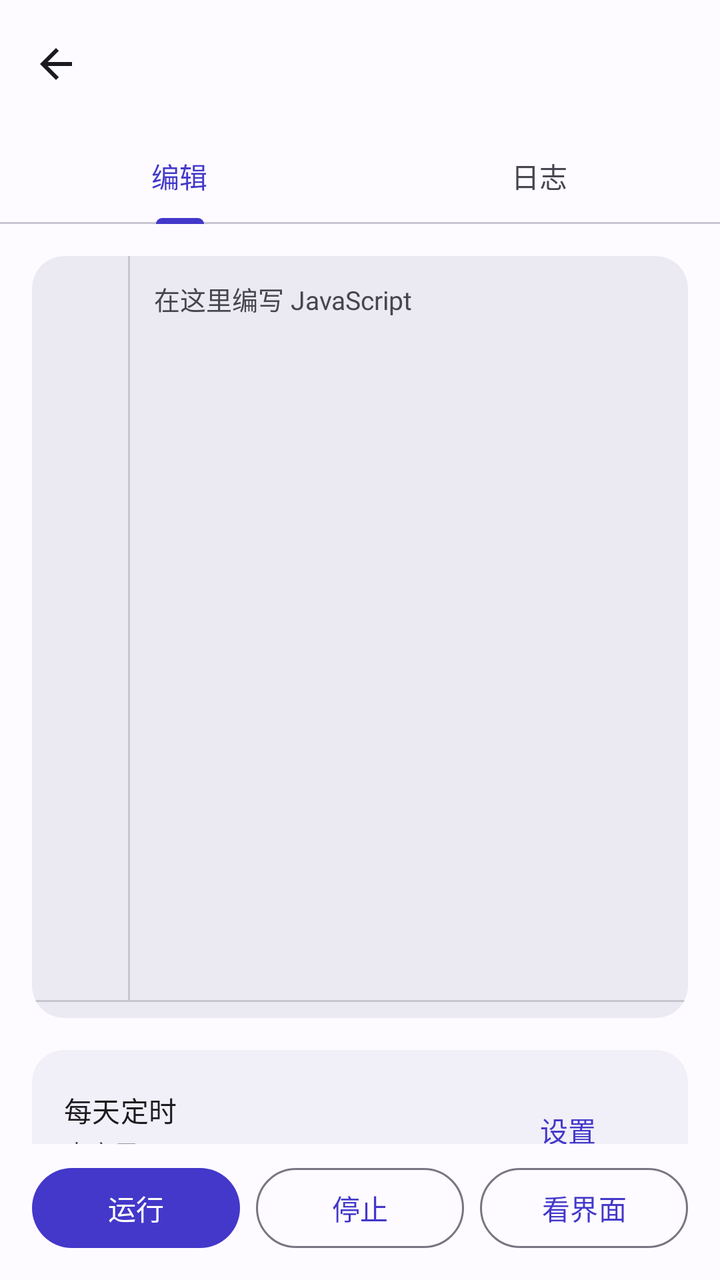
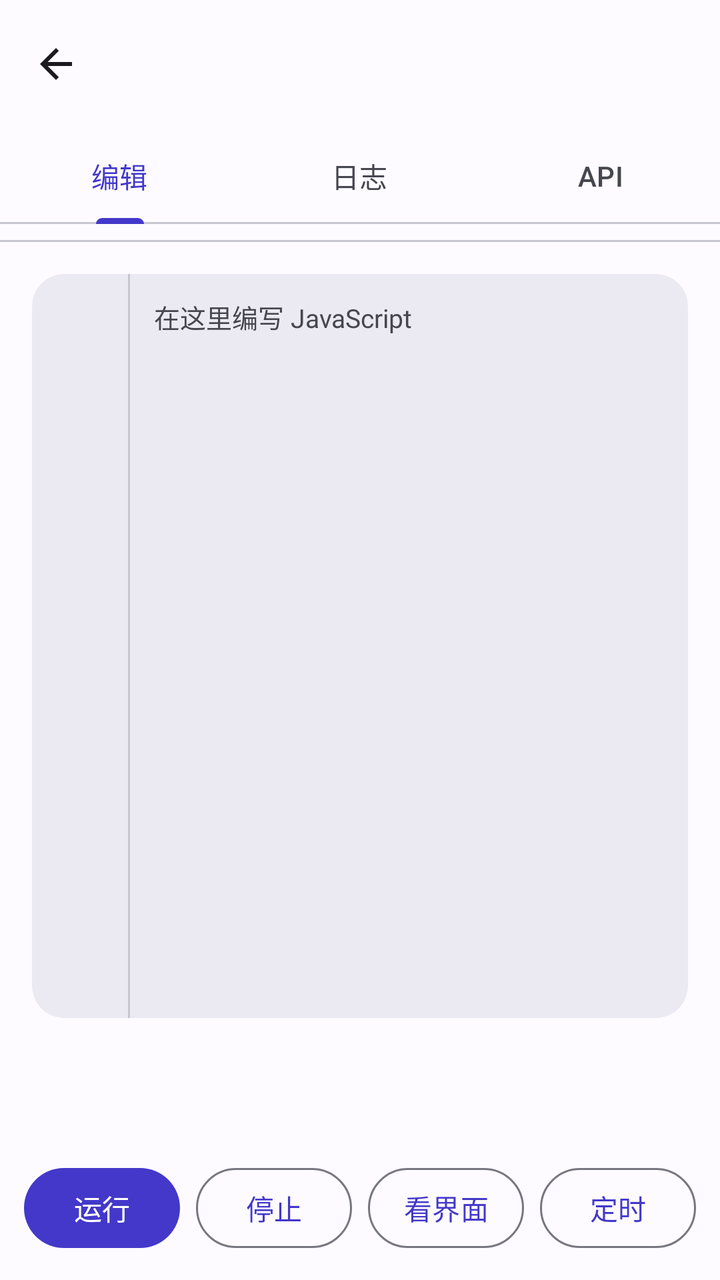

Compare the two renders of this Android layout. The source of the first and the diff that turns it into the second are given below.
<!-- AndroidManifest.xml: application theme Theme.MicroAuto -->
<!-- res/layout/activity_editor.xml -->
<?xml version="1.0" encoding="utf-8"?>
<androidx.coordinatorlayout.widget.CoordinatorLayout xmlns:android="http://schemas.android.com/apk/res/android"
    xmlns:app="http://schemas.android.com/apk/res-auto"
    xmlns:tools="http://schemas.android.com/tools"
    android:id="@+id/root"
    android:layout_width="match_parent"
    android:layout_height="match_parent">

    <LinearLayout
        android:layout_width="match_parent"
        android:layout_height="match_parent"
        android:orientation="vertical">

        <com.google.android.material.appbar.MaterialToolbar
            android:id="@+id/toolbar"
            android:layout_width="match_parent"
            android:layout_height="?attr/actionBarSize"
            app:navigationIcon="@drawable/ic_arrow_back"
            app:navigationIconTint="?attr/colorOnSurface"
            app:titleTextAppearance="?attr/textAppearanceTitleLarge" />

        <com.google.android.material.tabs.TabLayout
            android:id="@+id/editorTabs"
            android:layout_width="match_parent"
            android:layout_height="wrap_content"
            app:tabMode="fixed">

            <com.google.android.material.tabs.TabItem
                android:layout_width="wrap_content"
                android:layout_height="wrap_content"
                android:text="@string/editor_tab_code" />

            <com.google.android.material.tabs.TabItem
                android:layout_width="wrap_content"
                android:layout_height="wrap_content"
                android:text="@string/editor_tab_log" />
        </com.google.android.material.tabs.TabLayout>

        <com.google.android.material.progressindicator.LinearProgressIndicator
            android:id="@+id/runProgress"
            android:layout_width="match_parent"
            android:layout_height="wrap_content"
            android:indeterminate="true"
            android:visibility="gone"
            app:indicatorColor="?attr/colorPrimary"
            app:trackColor="?attr/colorSurfaceContainerHighest"
            app:trackThickness="3dp" />

        <androidx.core.widget.NestedScrollView
            android:id="@+id/editorPage"
            android:layout_width="match_parent"
            android:layout_height="0dp"
            android:layout_weight="1"
            android:fillViewport="true">

            <LinearLayout
                android:layout_width="match_parent"
                android:layout_height="wrap_content"
                android:orientation="vertical"
                android:padding="16dp">

                <com.google.android.material.card.MaterialCardView
                    style="@style/Widget.MicroAuto.Card.High"
                    android:layout_width="match_parent"
                    android:layout_height="wrap_content">

                    <LinearLayout
                        android:layout_width="match_parent"
                        android:layout_height="wrap_content"
                        android:orientation="vertical">

                        <LinearLayout
                            android:layout_width="match_parent"
                            android:layout_height="wrap_content"
                            android:orientation="horizontal">

                            <TextView
                                android:id="@+id/lineNumbers"
                                android:layout_width="48dp"
                                android:layout_height="wrap_content"
                                android:fontFamily="@font/jetbrains_mono_regular"
                                android:gravity="top|end"
                                android:includeFontPadding="false"
                                android:lineSpacingExtra="2dp"
                                android:minLines="20"
                                android:paddingStart="8dp"
                                android:paddingTop="12dp"
                                android:paddingEnd="8dp"
                                android:paddingBottom="12dp"
                                android:textColor="?attr/colorOnSurfaceVariant"
                                android:textSize="13sp" />

                            <View
                                android:layout_width="1dp"
                                android:layout_height="match_parent"
                                android:background="?attr/colorOutlineVariant" />

                            <HorizontalScrollView
                                android:layout_width="0dp"
                                android:layout_height="wrap_content"
                                android:layout_weight="1"
                                android:fillViewport="true"
                                android:scrollbars="none">

                                <EditText
                                    android:id="@+id/scriptEditor"
                                    android:layout_width="wrap_content"
                                    android:layout_height="wrap_content"
                                    android:background="@android:color/transparent"
                                    android:fontFamily="@font/jetbrains_mono_regular"
                                    android:fontFeatureSettings="'liga' 0, 'calt' 0"
                                    android:gravity="top|start"
                                    android:hint="@string/editor_hint"
                                    android:importantForAutofill="no"
                                    android:includeFontPadding="false"
                                    android:inputType="textMultiLine|textNoSuggestions"
                                    android:lineSpacingExtra="2dp"
                                    android:minLines="20"
                                    android:paddingStart="12dp"
                                    android:paddingTop="12dp"
                                    android:paddingEnd="12dp"
                                    android:paddingBottom="12dp"
                                    android:scrollHorizontally="true"
                                    android:textColor="?attr/colorOnSurface"
                                    android:textColorHint="?attr/colorOnSurfaceVariant"
                                    android:textSize="13sp" />
                            </HorizontalScrollView>
                        </LinearLayout>

                        <View
                            android:layout_width="match_parent"
                            android:layout_height="1dp"
                            android:background="?attr/colorOutlineVariant" />

                        <HorizontalScrollView
                            android:layout_width="match_parent"
                            android:layout_height="wrap_content"
                            android:scrollbars="none">

                            <LinearLayout
                                android:id="@+id/symbolBar"
                                android:layout_width="wrap_content"
                                android:layout_height="wrap_content"
                                android:orientation="horizontal"
                                android:paddingStart="4dp"
                                android:paddingTop="4dp"
                                android:paddingEnd="4dp"
                                android:paddingBottom="4dp" />
                        </HorizontalScrollView>
                    </LinearLayout>
                </com.google.android.material.card.MaterialCardView>

                <com.google.android.material.card.MaterialCardView
                    style="@style/Widget.MicroAuto.Card"
                    android:layout_width="match_parent"
                    android:layout_height="wrap_content"
                    android:layout_marginTop="16dp">

                    <LinearLayout
                        android:layout_width="match_parent"
                        android:layout_height="wrap_content"
                        android:gravity="center_vertical"
                        android:orientation="horizontal"
                        android:padding="16dp">

                        <LinearLayout
                            android:layout_width="0dp"
                            android:layout_height="wrap_content"
                            android:layout_weight="1"
                            android:orientation="vertical">

                            <TextView
                                android:layout_width="wrap_content"
                                android:layout_height="wrap_content"
                                android:text="@string/schedule_title"
                                android:textAppearance="?attr/textAppearanceTitleSmall" />

                            <TextView
                                android:id="@+id/scheduleSummary"
                                android:layout_width="wrap_content"
                                android:layout_height="wrap_content"
                                android:layout_marginTop="2dp"
                                android:text="@string/schedule_not_enabled"
                                android:textAppearance="?attr/textAppearanceBodySmall"
                                android:textColor="?attr/colorOnSurfaceVariant" />
                        </LinearLayout>

                        <com.google.android.material.button.MaterialButton
                            android:id="@+id/btnSchedule"
                            style="@style/Widget.Material3.Button.TextButton"
                            android:layout_width="wrap_content"
                            android:layout_height="wrap_content"
                            android:text="@string/action_set" />
                    </LinearLayout>
                </com.google.android.material.card.MaterialCardView>
            </LinearLayout>
        </androidx.core.widget.NestedScrollView>

        <LinearLayout
            android:id="@+id/logPage"
            android:layout_width="match_parent"
            android:layout_height="0dp"
            android:layout_weight="1"
            android:orientation="vertical"
            android:padding="16dp"
            android:visibility="gone">

            <com.google.android.material.card.MaterialCardView
                style="@style/Widget.MicroAuto.Card"
                android:layout_width="match_parent"
                android:layout_height="match_parent">

                <LinearLayout
                    android:layout_width="match_parent"
                    android:layout_height="match_parent"
                    android:orientation="vertical"
                    android:padding="16dp">

                    <TextView
                        android:layout_width="wrap_content"
                        android:layout_height="wrap_content"
                        android:text="@string/run_log_title"
                        android:textAppearance="?attr/textAppearanceTitleSmall" />

                    <FrameLayout
                        android:layout_width="match_parent"
                        android:layout_height="0dp"
                        android:layout_marginTop="8dp"
                        android:layout_weight="1">

                        <ScrollView
                            android:id="@+id/logScroll"
                            android:layout_width="match_parent"
                            android:layout_height="match_parent"
                            android:background="@drawable/bg_log"
                            android:padding="12dp"
                            android:scrollbars="vertical">

                            <TextView
                                android:id="@+id/logText"
                                android:layout_width="match_parent"
                                android:layout_height="wrap_content"
                                android:fontFamily="@font/jetbrains_mono_regular"
                                android:fontFeatureSettings="'liga' 0, 'calt' 0"
                                android:textColor="?attr/colorOnSurface"
                                android:textIsSelectable="true"
                                android:textSize="13sp" />
                        </ScrollView>

                        <LinearLayout
                            android:id="@+id/logEmpty"
                            android:layout_width="match_parent"
                            android:layout_height="match_parent"
                            android:gravity="center"
                            android:orientation="vertical"
                            android:padding="24dp"
                            tools:ignore="UseCompoundDrawables">

                            <ImageView
                                android:layout_width="52dp"
                                android:layout_height="52dp"
                                android:layout_marginBottom="12dp"
                                android:alpha="0.6"
                                android:importantForAccessibility="no"
                                android:src="@drawable/ic_code"
                                app:tint="?attr/colorOnSurfaceVariant" />

                            <TextView
                                android:layout_width="wrap_content"
                                android:layout_height="wrap_content"
                                android:gravity="center"
                                android:text="@string/run_log_empty"
                                android:textAppearance="?attr/textAppearanceBodyMedium"
                                android:textColor="?attr/colorOnSurfaceVariant" />
                        </LinearLayout>
                    </FrameLayout>
                </LinearLayout>
            </com.google.android.material.card.MaterialCardView>
        </LinearLayout>

        <LinearLayout
            android:layout_width="match_parent"
            android:layout_height="wrap_content"
            android:orientation="horizontal"
            android:paddingStart="16dp"
            android:paddingTop="8dp"
            android:paddingEnd="16dp"
            android:paddingBottom="12dp">

            <com.google.android.material.button.MaterialButton
                android:id="@+id/btnRun"
                android:layout_width="0dp"
                android:layout_height="wrap_content"
                android:layout_weight="1"
                android:text="@string/action_run" />

            <com.google.android.material.button.MaterialButton
                android:id="@+id/btnStop"
                style="@style/Widget.Material3.Button.OutlinedButton"
                android:layout_width="0dp"
                android:layout_height="wrap_content"
                android:layout_marginStart="8dp"
                android:layout_weight="1"
                android:text="@string/action_stop" />

            <com.google.android.material.button.MaterialButton
                android:id="@+id/btnDump"
                style="@style/Widget.Material3.Button.OutlinedButton"
                android:layout_width="0dp"
                android:layout_height="wrap_content"
                android:layout_marginStart="8dp"
                android:layout_weight="1"
                android:text="@string/action_dump" />
        </LinearLayout>
    </LinearLayout>
</androidx.coordinatorlayout.widget.CoordinatorLayout>
<!-- resources referenced by this layout -->
<resources>
  <!-- drawable bg_log (drawable) -->
  <?xml version="1.0" encoding="utf-8"?>
  <shape xmlns:android="http://schemas.android.com/apk/res/android"
      android:shape="rectangle">
      <solid android:color="?attr/colorSurfaceContainerHighest" />
      <corners android:radius="12dp" />
  </shape>
  <!-- drawable ic_arrow_back (drawable) -->
  <vector xmlns:android="http://schemas.android.com/apk/res/android"
      android:width="24dp"
      android:height="24dp"
      android:viewportWidth="24"
      android:viewportHeight="24">
      <path
          android:fillColor="#FFFFFFFF"
          android:pathData="M20,11H7.83l5.59,-5.59L12,4l-8,8 8,8 1.41,-1.41L7.83,13H20v-2z" />
  </vector>
  <!-- drawable ic_code (drawable) -->
  <vector xmlns:android="http://schemas.android.com/apk/res/android"
      android:width="24dp"
      android:height="24dp"
      android:viewportWidth="24"
      android:viewportHeight="24">
      <path
          android:fillColor="#FFFFFFFF"
          android:pathData="M9.4,16.6 L4.8,12 L9.4,7.4 L8,6 L2,12 L8,18 Z M14.6,16.6 L19.2,12 L14.6,7.4 L16,6 L22,12 L16,18 Z" />
  </vector>
  <string name="action_dump">看界面</string>
  <string name="action_run">运行</string>
  <string name="action_set">设置</string>
  <string name="action_stop">停止</string>
  <string name="editor_hint">在这里编写 JavaScript</string>
  <string name="editor_tab_code">编辑</string>
  <string name="editor_tab_log">日志</string>
  <string name="run_log_empty">运行脚本后，日志会显示在这里</string>
  <string name="run_log_title">运行日志（最近一次）</string>
  <string name="schedule_not_enabled">未启用</string>
  <string name="schedule_title">每天定时</string>
  <style name="Widget.MicroAuto.Card" parent="Widget.Material3.CardView.Filled">
          <item name="cardCornerRadius">16dp</item>
          <item name="cardElevation">0dp</item>
          <item name="strokeWidth">0dp</item>
          <item name="cardBackgroundColor">?attr/colorSurfaceContainer</item>
      </style>
  <style name="Widget.MicroAuto.Card.High">
          <item name="cardBackgroundColor">?attr/colorSurfaceContainerHigh</item>
      </style>
  <color name="md_primary">#4338CA</color>
  <color name="md_on_primary">#FFFFFF</color>
  <color name="md_primary_container">#E0E0FF</color>
  <color name="md_on_primary_container">#12005E</color>
  <color name="md_secondary">#0369A1</color>
  <color name="md_on_secondary">#FFFFFF</color>
  <color name="md_secondary_container">#CFE9FF</color>
  <color name="md_on_secondary_container">#001E2F</color>
  <color name="md_tertiary">#0E7490</color>
  <color name="md_on_tertiary">#FFFFFF</color>
  <color name="md_tertiary_container">#CFFAFE</color>
  <color name="md_on_tertiary_container">#00363D</color>
  <color name="md_background">#FDFBFF</color>
  <color name="md_on_background">#1B1B1F</color>
  <color name="md_surface">#FDFBFF</color>
  <color name="md_on_surface">#1B1B1F</color>
  <color name="md_surface_variant">#E3E1EC</color>
  <color name="md_on_surface_variant">#46464F</color>
  <color name="md_outline">#777680</color>
  <color name="md_outline_variant">#C7C5D0</color>
  <color name="md_surface_container_lowest">#FFFFFF</color>
  <color name="md_surface_container_low">#F7F5FB</color>
  <color name="md_surface_container">#F1EFF7</color>
  <color name="md_surface_container_high">#EBE9F2</color>
  <color name="md_surface_container_highest">#E5E3EC</color>
  <color name="md_error">#BA1A1A</color>
  <color name="md_on_error">#FFFFFF</color>
  <color name="md_error_container">#FFDAD6</color>
  <color name="md_on_error_container">#410002</color>
  <!-- unchanged entries left out for length: 1 -->
</resources>

<!-- the commit's change to res/layout/activity_editor.xml (unified diff, before → after) -->
@@ -34,6 +34,11 @@
                 android:layout_width="wrap_content"
                 android:layout_height="wrap_content"
                 android:text="@string/editor_tab_log" />
+
+            <com.google.android.material.tabs.TabItem
+                android:layout_width="wrap_content"
+                android:layout_height="wrap_content"
+                android:text="@string/editor_tab_api" />
         </com.google.android.material.tabs.TabLayout>
 
         <com.google.android.material.progressindicator.LinearProgressIndicator
@@ -46,28 +51,59 @@
             app:trackColor="?attr/colorSurfaceContainerHighest"
             app:trackThickness="3dp" />
 
-        <androidx.core.widget.NestedScrollView
+        <LinearLayout
             android:id="@+id/editorPage"
             android:layout_width="match_parent"
             android:layout_height="0dp"
             android:layout_weight="1"
-            android:fillViewport="true">
+            android:orientation="vertical"
+            tools:ignore="NestedWeights">
 
             <LinearLayout
+                android:id="@+id/symbolBarContainer"
                 android:layout_width="match_parent"
                 android:layout_height="wrap_content"
-                android:orientation="vertical"
-                android:padding="16dp">
-
-                <com.google.android.material.card.MaterialCardView
-                    style="@style/Widget.MicroAuto.Card.High"
-                    android:layout_width="match_parent"
-                    android:layout_height="wrap_content">
+                android:orientation="vertical">
+
+                <HorizontalScrollView
+                    android:layout_width="match_parent"
+                    android:layout_height="wrap_content"
+                    android:scrollbars="none">
 
                     <LinearLayout
+                        android:id="@+id/symbolBar"
+                        android:layout_width="wrap_content"
+                        android:layout_height="wrap_content"
+                        android:orientation="horizontal"
+                        android:paddingStart="8dp"
+                        android:paddingTop="4dp"
+                        android:paddingEnd="8dp"
+                        android:paddingBottom="4dp" />
+                </HorizontalScrollView>
+
+                <View
+                    android:layout_width="match_parent"
+                    android:layout_height="1dp"
+                    android:background="?attr/colorOutlineVariant" />
+            </LinearLayout>
+
+            <androidx.core.widget.NestedScrollView
+                android:id="@+id/editorScroll"
+                android:layout_width="match_parent"
+                android:layout_height="0dp"
+                android:layout_weight="1"
+                android:fillViewport="true">
+
+                <LinearLayout
+                    android:layout_width="match_parent"
+                    android:layout_height="wrap_content"
+                    android:orientation="vertical"
+                    android:padding="16dp">
+
+                    <com.google.android.material.card.MaterialCardView
+                        style="@style/Widget.MicroAuto.Card.High"
                         android:layout_width="match_parent"
-                        android:layout_height="wrap_content"
-                        android:orientation="vertical">
+                        android:layout_height="wrap_content">
 
                         <LinearLayout
                             android:layout_width="match_parent"
@@ -126,75 +162,10 @@
                                     android:textSize="13sp" />
                             </HorizontalScrollView>
                         </LinearLayout>
-
-                        <View
-                            android:layout_width="match_parent"
-                            android:layout_height="1dp"
-                            android:background="?attr/colorOutlineVariant" />
-
-                        <HorizontalScrollView
-                            android:layout_width="match_parent"
-                            android:layout_height="wrap_content"
-                            android:scrollbars="none">
-
-                            <LinearLayout
-                                android:id="@+id/symbolBar"
-                                android:layout_width="wrap_content"
-                                android:layout_height="wrap_content"
-                                android:orientation="horizontal"
-                                android:paddingStart="4dp"
-                                android:paddingTop="4dp"
-                                android:paddingEnd="4dp"
-                                android:paddingBottom="4dp" />
-                        </HorizontalScrollView>
-                    </LinearLayout>
-                </com.google.android.material.card.MaterialCardView>
-
-                <com.google.android.material.card.MaterialCardView
-                    style="@style/Widget.MicroAuto.Card"
-                    android:layout_width="match_parent"
-                    android:layout_height="wrap_content"
-                    android:layout_marginTop="16dp">
-
-                    <LinearLayout
-                        android:layout_width="match_parent"
-                        android:layout_height="wrap_content"
-                        android:gravity="center_vertical"
-                        android:orientation="horizontal"
-                        android:padding="16dp">
-
-                        <LinearLayout
-                            android:layout_width="0dp"
-                            android:layout_height="wrap_content"
-                            android:layout_weight="1"
-                            android:orientation="vertical">
-
-                            <TextView
-                                android:layout_width="wrap_content"
-                                android:layout_height="wrap_content"
-                                android:text="@string/schedule_title"
-                                android:textAppearance="?attr/textAppearanceTitleSmall" />
-
-                            <TextView
-                                android:id="@+id/scheduleSummary"
-                                android:layout_width="wrap_content"
-                                android:layout_height="wrap_content"
-                                android:layout_marginTop="2dp"
-                                android:text="@string/schedule_not_enabled"
-                                android:textAppearance="?attr/textAppearanceBodySmall"
-                                android:textColor="?attr/colorOnSurfaceVariant" />
-                        </LinearLayout>
-
-                        <com.google.android.material.button.MaterialButton
-                            android:id="@+id/btnSchedule"
-                            style="@style/Widget.Material3.Button.TextButton"
-                            android:layout_width="wrap_content"
-                            android:layout_height="wrap_content"
-                            android:text="@string/action_set" />
-                    </LinearLayout>
-                </com.google.android.material.card.MaterialCardView>
-            </LinearLayout>
-        </androidx.core.widget.NestedScrollView>
+                    </com.google.android.material.card.MaterialCardView>
+                </LinearLayout>
+            </androidx.core.widget.NestedScrollView>
+        </LinearLayout>
 
         <LinearLayout
             android:id="@+id/logPage"
@@ -278,13 +249,32 @@
             </com.google.android.material.card.MaterialCardView>
         </LinearLayout>
 
+        <androidx.core.widget.NestedScrollView
+            android:id="@+id/apiPage"
+            android:layout_width="match_parent"
+            android:layout_height="0dp"
+            android:layout_weight="1"
+            android:fillViewport="true"
+            android:visibility="gone">
+
+            <LinearLayout
+                android:id="@+id/apiList"
+                android:layout_width="match_parent"
+                android:layout_height="wrap_content"
+                android:orientation="vertical"
+                android:paddingStart="16dp"
+                android:paddingTop="8dp"
+                android:paddingEnd="16dp"
+                android:paddingBottom="24dp" />
+        </androidx.core.widget.NestedScrollView>
+
         <LinearLayout
             android:layout_width="match_parent"
             android:layout_height="wrap_content"
             android:orientation="horizontal"
-            android:paddingStart="16dp"
+            android:paddingStart="12dp"
             android:paddingTop="8dp"
-            android:paddingEnd="16dp"
+            android:paddingEnd="12dp"
             android:paddingBottom="12dp">
 
             <com.google.android.material.button.MaterialButton
@@ -292,6 +282,8 @@
                 android:layout_width="0dp"
                 android:layout_height="wrap_content"
                 android:layout_weight="1"
+                android:paddingStart="12dp"
+                android:paddingEnd="12dp"
                 android:text="@string/action_run" />
 
             <com.google.android.material.button.MaterialButton
@@ -301,6 +293,8 @@
                 android:layout_height="wrap_content"
                 android:layout_marginStart="8dp"
                 android:layout_weight="1"
+                android:paddingStart="12dp"
+                android:paddingEnd="12dp"
                 android:text="@string/action_stop" />
 
             <com.google.android.material.button.MaterialButton
@@ -310,7 +304,36 @@
                 android:layout_height="wrap_content"
                 android:layout_marginStart="8dp"
                 android:layout_weight="1"
+                android:paddingStart="12dp"
+                android:paddingEnd="12dp"
                 android:text="@string/action_dump" />
+
+            <FrameLayout
+                android:layout_width="0dp"
+                android:layout_height="wrap_content"
+                android:layout_marginStart="8dp"
+                android:layout_weight="1">
+
+                <com.google.android.material.button.MaterialButton
+                    android:id="@+id/btnSchedule"
+                    style="@style/Widget.Material3.Button.OutlinedButton"
+                    android:layout_width="match_parent"
+                    android:layout_height="wrap_content"
+                    android:paddingStart="12dp"
+                    android:paddingEnd="12dp"
+                    android:text="@string/action_schedule" />
+
+                <View
+                    android:id="@+id/scheduleDot"
+                    android:layout_width="8dp"
+                    android:layout_height="8dp"
+                    android:layout_gravity="top|end"
+                    android:layout_marginTop="8dp"
+                    android:layout_marginEnd="8dp"
+                    android:background="@drawable/bg_schedule_dot"
+                    android:importantForAccessibility="no"
+                    android:visibility="gone" />
+            </FrameLayout>
         </LinearLayout>
     </LinearLayout>
 </androidx.coordinatorlayout.widget.CoordinatorLayout>
<!-- resource entries referenced after the edit -->
@@ -6,6 +6,15 @@
       android:shape="rectangle">
       <solid android:color="?attr/colorSurfaceContainerHighest" />
       <corners android:radius="12dp" />
+  </shape>
+  <!-- drawable bg_schedule_dot (drawable) -->
+  <?xml version="1.0" encoding="utf-8"?>
+  <shape xmlns:android="http://schemas.android.com/apk/res/android"
+      android:shape="oval">
+      <solid android:color="?attr/colorPrimary" />
+      <stroke
+          android:width="1dp"
+          android:color="?attr/colorSurface" />
   </shape>
   <!-- drawable ic_arrow_back (drawable) -->
   <vector xmlns:android="http://schemas.android.com/apk/res/android"
@@ -29,15 +38,14 @@
   </vector>
   <string name="action_dump">看界面</string>
   <string name="action_run">运行</string>
-  <string name="action_set">设置</string>
+  <string name="action_schedule">定时</string>
   <string name="action_stop">停止</string>
   <string name="editor_hint">在这里编写 JavaScript</string>
+  <string name="editor_tab_api">API</string>
   <string name="editor_tab_code">编辑</string>
   <string name="editor_tab_log">日志</string>
   <string name="run_log_empty">运行脚本后，日志会显示在这里</string>
   <string name="run_log_title">运行日志（最近一次）</string>
-  <string name="schedule_not_enabled">未启用</string>
-  <string name="schedule_title">每天定时</string>
   <style name="Widget.MicroAuto.Card" parent="Widget.Material3.CardView.Filled">
           <item name="cardCornerRadius">16dp</item>
           <item name="cardElevation">0dp</item>
